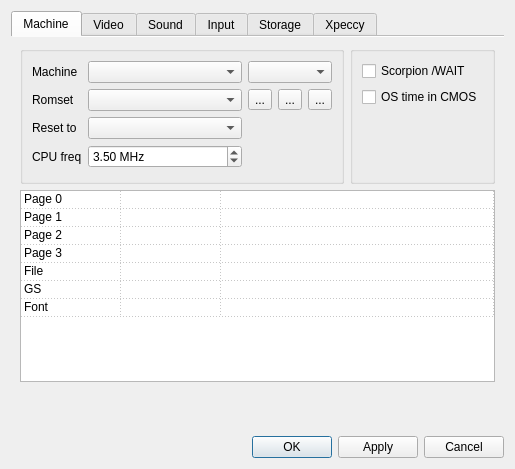
Old version of the form ui/setupwin.ui in the repository samstyle/Xpeccy.
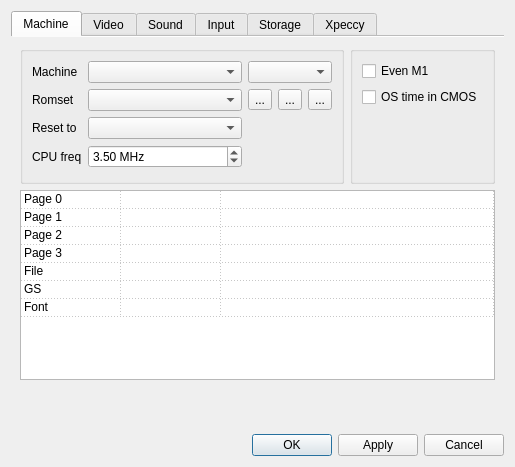
New version of the form. Icons and pictures are not drawn.

Patch:
```diff
--- a/ui/setupwin.ui
+++ b/ui/setupwin.ui
@@ -6,8 +6,8 @@
    <rect>
     <x>0</x>
     <y>0</y>
-    <width>507</width>
-    <height>469</height>
+    <width>505</width>
+    <height>467</height>
    </rect>
   </property>
   <property name="sizePolicy">
@@ -206,7 +206,7 @@
                  <bool>true</bool>
                 </property>
                 <property name="text">
-                 <string>Scorpion /WAIT</string>
+                 <string>Even M1</string>
                 </property>
                 <property name="checkable">
                  <bool>true</bool>
```
